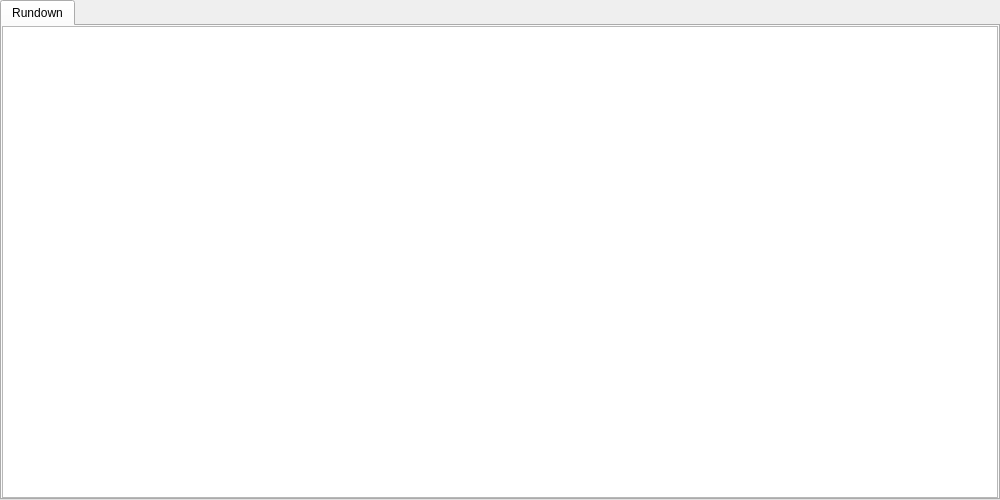
Before: the Qt Designer form Widgets/Rundown/RundownWidget.ui in CasparCG/client, drawn with Qt 5.
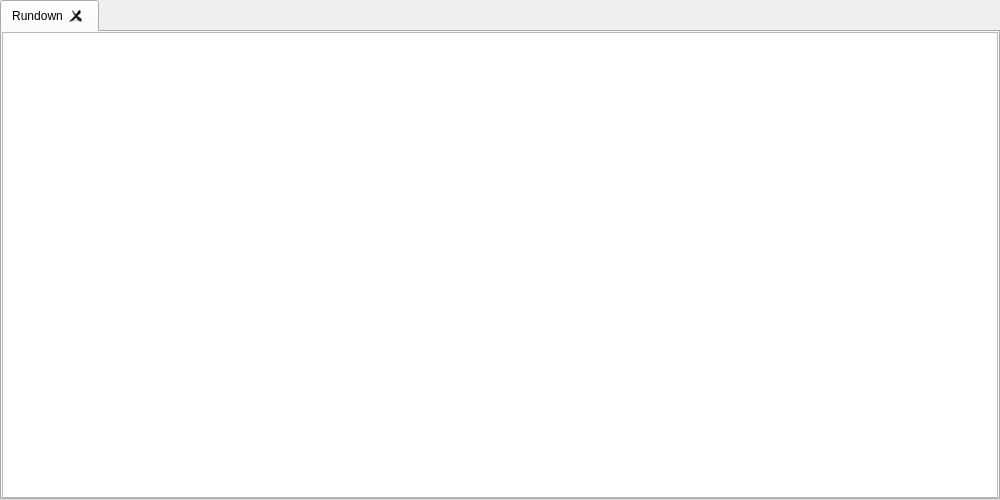
After: the same form once the commit is applied.

Commit message: - NEW: Added initial support for multiple rundowns.

Diff of the .ui file:
```diff
--- a/Widgets/Rundown/RundownWidget.ui
+++ b/Widgets/Rundown/RundownWidget.ui
@@ -25,6 +25,15 @@
      <property name="currentIndex">
       <number>0</number>
      </property>
+     <property name="iconSize">
+      <size>
+       <width>5</width>
+       <height>16</height>
+      </size>
+     </property>
+     <property name="tabsClosable">
+      <bool>true</bool>
+     </property>
      <property name="movable">
       <bool>true</bool>
      </property>
```
The commit also changes 10 other files.
